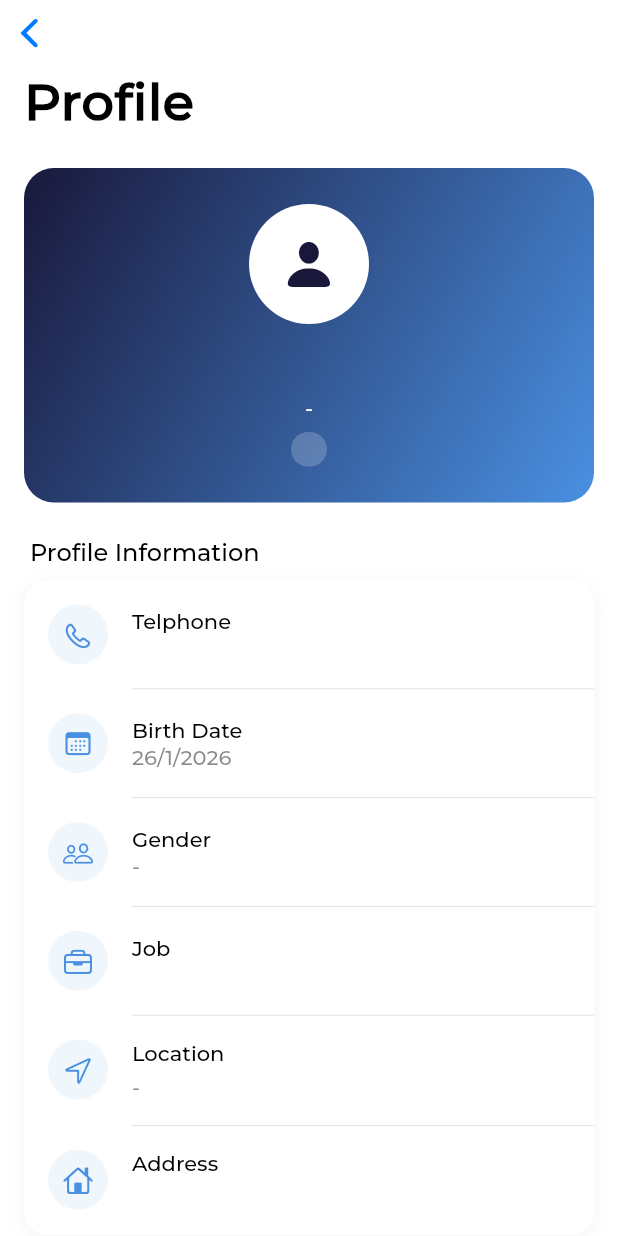
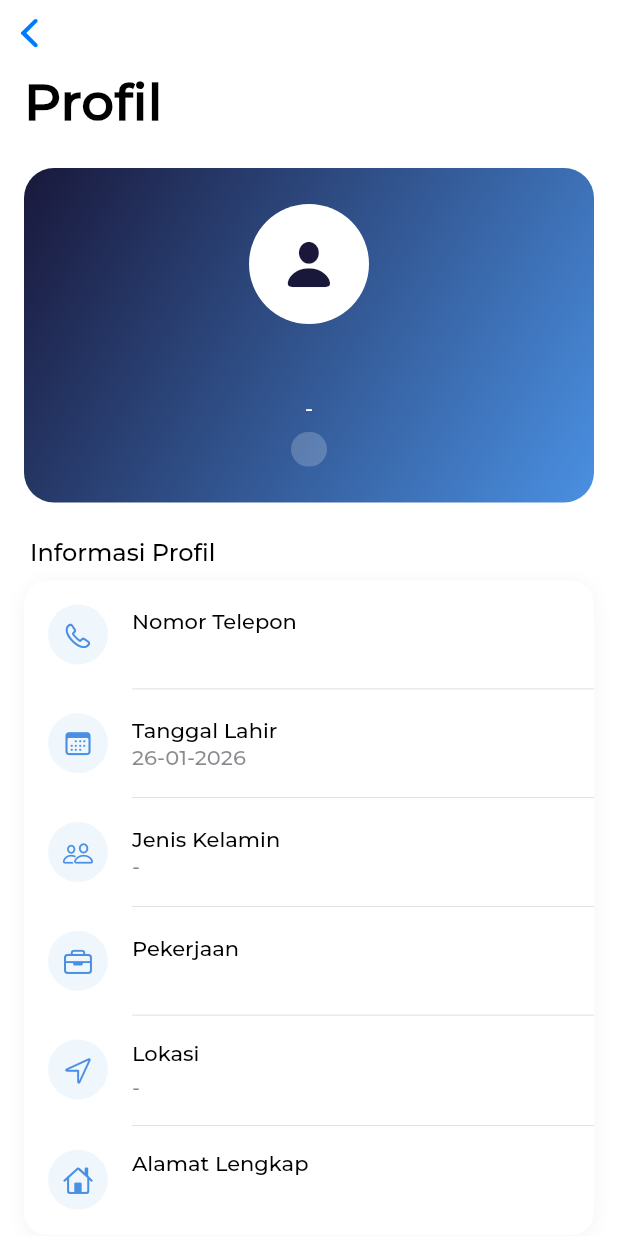
Before and after one commit to nauvaljanuarta/arek-muhammadiyah-mobile, a Flutter app: the ProfilePage screen opened directly, on a phone screen of 412 x 824 dp. Run offline on Flutter 3.47's test engine with Material 3 defaults, Android fonts, the light colour scheme and no system bars; our stand-ins replace dio, file_picker, flutter_dotenv, flutter_html, image_picker, open_file and 2 more; accounts and stored records are empty; network calls fail; project files that could hold a hidden picture were left out.

Commit message:
feat: update localization for various pages and improve error messages, change to bahasa on each page

```diff
--- a/lib/pages/article/detail_article_page.dart
+++ b/lib/pages/article/detail_article_page.dart
@@ -159,7 +159,7 @@ class DetailArticlePage extends StatelessWidget {
                             Expanded(
                               child: _buildInfoItem(
                                 icon: CupertinoIcons.person_fill,
-                                title: 'Author',
+                                title: 'Penulis',
                                 value: article.authorName,
                               ),
                             ),
--- a/lib/pages/auth/complete_profile_page.dart
+++ b/lib/pages/auth/complete_profile_page.dart
@@ -394,7 +394,6 @@ void _onVillageTap() {
   }
 
   void _submitData() async {
-    // Validation
     if (_nameController.text.isEmpty) return _showError("Nama wajib diisi");
     if (_nikController.text.length != 16) return _showError("NIK harus 16 digit");
     if (_selectedDate == null) return _showError("Tanggal lahir wajib diisi");
--- a/lib/pages/auth/login_page.dart
+++ b/lib/pages/auth/login_page.dart
@@ -124,7 +124,7 @@ class _LoginPageState extends State<LoginPage> {
       context: context,
       builder: (ctx) => CupertinoAlertDialog(
         title: const Text('Login Gagal'),
-        content: Text(message),
+        content: Text('Email atau Password salah.\n$message'),
         actions: [
           CupertinoDialogAction(
             child: const Text('Ok'),
--- a/lib/pages/profile/edit_profile_page.dart
+++ b/lib/pages/profile/edit_profile_page.dart
@@ -82,7 +82,7 @@ class _EditProfilePageState extends State<EditProfilePage> {
         setState(() => _regencies = cities);
       }
     } catch (e) {
-      debugPrint("Error loading cities: $e");
+      debugPrint("Error load kota: $e");
     }
   }
 
--- a/lib/pages/profile/profile_page.dart
+++ b/lib/pages/profile/profile_page.dart
@@ -78,7 +78,7 @@ class _ProfilePageState extends State<ProfilePage> {
         slivers: [
           CupertinoSliverNavigationBar(
             largeTitle: const Text(
-              'Profile',
+              'Profil',
               style: TextStyle(
                 fontFamily: 'Montserrat',
                 fontWeight: FontWeight.bold,
@@ -109,7 +109,7 @@ class _ProfilePageState extends State<ProfilePage> {
                 height: MediaQuery.of(context).size.height * 0.6,
                 child: const Center(
                   child: Text(
-                    "Failed to load user data",
+                    "Gagal memuat data pengguna.",
                     style: TextStyle(fontFamily: 'Montserrat'),
                   ),
                 ),
@@ -124,11 +124,11 @@ class _ProfilePageState extends State<ProfilePage> {
                 _buildProfileInfoSection(),
                 const SizedBox(height: 24),
                 _buildProfileSection(
-                  title: 'Account',
+                  title: 'Akun',
                   items: [
                     _ProfileItem(
                       icon: CupertinoIcons.person_circle,
-                      title: 'Edit Profile',
+                      title: 'Edit Profil',
                       color: AppTheme.primaryMedium,
                       onTap: () async {
                         final updated = await Navigator.push(
@@ -144,7 +144,7 @@ class _ProfilePageState extends State<ProfilePage> {
                 ),
                 const SizedBox(height: 16),
                 _buildProfileSection(
-                  title: 'Other',
+                  title: 'Lainnya',
                   items: [
                     _ProfileItem(
                       icon: CupertinoIcons.square_arrow_right_fill,
@@ -243,7 +243,7 @@ class _ProfilePageState extends State<ProfilePage> {
           Padding(
             padding: const EdgeInsets.only(left: 4, bottom: 8),
             child: Text(
-              'Profile Information',
+              'Informasi Profil',
               style: const TextStyle(
                 fontFamily: 'Montserrat',
                 fontSize: 16,
@@ -268,40 +268,42 @@ class _ProfilePageState extends State<ProfilePage> {
               children: [
                 _buildInfoItem(
                   icon: CupertinoIcons.phone,
-                  title: 'Telphone',
+                  title: 'Nomor Telepon',
                   value: _user?.telp ?? '-',
                 ),
                 _buildDivider(),
                 _buildInfoItem(
                   icon: CupertinoIcons.calendar,
-                  title: 'Birth Date',
-                  value: _user?.birthDate != null
-                    ? '${_user!.birthDate!.day}/${_user!.birthDate!.month}/${_user!.birthDate!.year}'
+                  title: 'Tanggal Lahir',
+                    value: _user?.birthDate != null
+                    ? '${_user!.birthDate!.day.toString().padLeft(2, '0')}' '-' '${_user!.birthDate!.month.toString().padLeft(2, '0')}' '-' '${_user!.birthDate!.year}'
                     : '-',
-                ),
+                  ),
                 _buildDivider(),
                 _buildInfoItem(
                   icon: CupertinoIcons.person_2,
-                  title: 'Gender',
-                  value: _user?.gender?.name ?? '-',
+                  title: 'Jenis Kelamin',
+                  value: _user?.gender != null
+                  ? (_user!.gender!.name == 'male' ? 'Laki-laki' : 'Perempuan')
+                  : '-',
                 ),
                 _buildDivider(),
                 _buildInfoItem(
                   icon: CupertinoIcons.briefcase,
-                  title: 'Job',
+                  title: 'Pekerjaan',
                   value: _user?.job ?? '-',
                 ),
                 _buildDivider(),
                 _buildInfoItem(
                   icon: CupertinoIcons.location,
-                  title: 'Location',
+                  title: 'Lokasi',
                   value: _user?.locationInfo ?? '-',
                   isMultiLine: true,
                 ),
                 _buildDivider(),
                 _buildInfoItem(
                   icon: CupertinoIcons.home,
-                  title: 'Address',
+                  title: 'Alamat Lengkap',
                   value: _user?.address ?? '-',
                   isMultiLine: true,
                 ),
--- a/lib/widgets/core/custom_bottom_nav.dart
+++ b/lib/widgets/core/custom_bottom_nav.dart
@@ -42,7 +42,7 @@ class CustomBottomNav extends StatelessWidget {
               ),
               _buildNavItem(
                 icon: CupertinoIcons.news_solid,
-                label: 'Articles',
+                label: 'Artikel',
                 index: 1,
                 isActive: currentIndex == 1,
               ),
@@ -60,7 +60,7 @@ class CustomBottomNav extends StatelessWidget {
                     ),
                     const SizedBox(height: 2),
                     const Text(
-                      'Add Ticket',
+                      'Tambah Tiket',
                       style: TextStyle(
                         fontFamily: 'Montserrat',
                         fontSize: 10,
@@ -73,7 +73,7 @@ class CustomBottomNav extends StatelessWidget {
               ),
               _buildNavItem(
                 icon: CupertinoIcons.doc_text_fill,
-                label: 'Tickets',
+                label: 'Tiket',
                 index: 2,
                 isActive: currentIndex == 2,
                 showBadge: updatedCount > 0, // Logika Badge
@@ -81,7 +81,7 @@ class CustomBottomNav extends StatelessWidget {
               ),
               _buildNavItem(
                 icon: CupertinoIcons.person_fill,
-                label: 'Profile',
+                label: 'Profil',
                 index: 3,
                 isActive: currentIndex == 3,
               ),
```
Also changed, not shown: lib/pages/article/article_page.dart (+10 -10 lines), lib/pages/ticket/add_ticket_page.dart (+82 -67 lines), lib/pages/ticket/detail_ticket_page.dart (+22 -22 lines), lib/pages/ticket/ticket_page.dart (+4 -4 lines).
